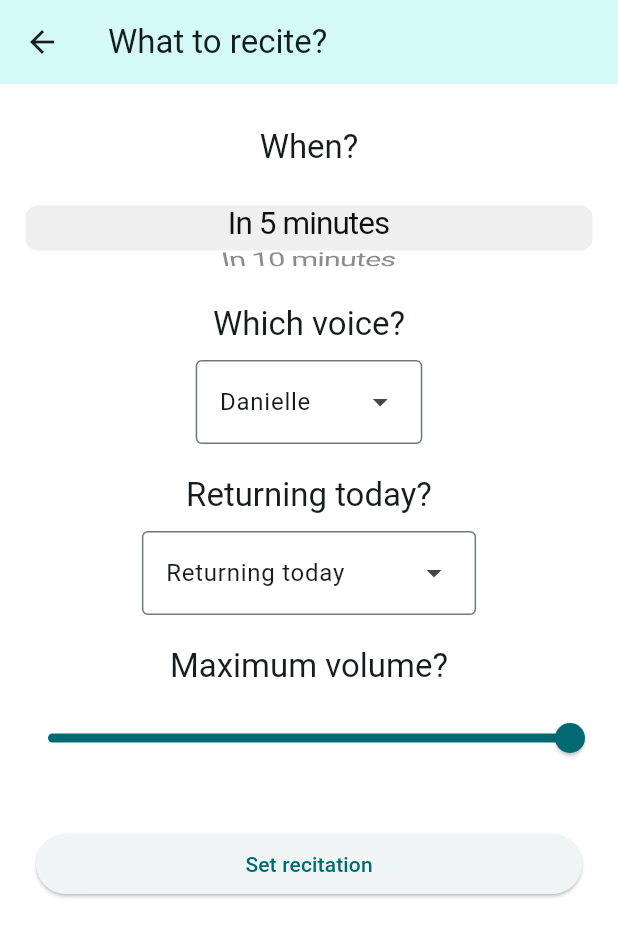
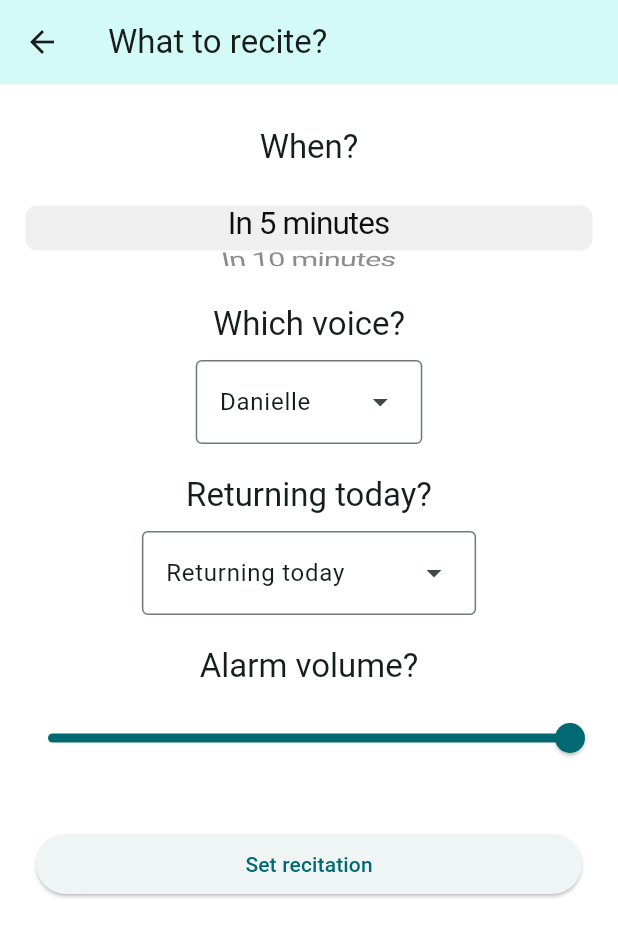
Before and after one commit to danielle-h/auto-tefilat-haderech, a Flutter app: the AlarmParametersPage screen opened directly, on a phone screen of 412 x 824 dp. Shown: the top 937 px of the screen. Run offline on Flutter 3.47's test engine with Material 3 defaults, Android fonts, the phone set to English and light mode, and no system bars; our stand-ins replace file_picker, just_audio, package_info_plus, permission_handler, settings_ui, shared_preferences; missing offline and left inert: alarm, uri_to_file; accounts and stored records are empty; generated files the repository leaves out were written again.

Commit message:
fix: changed maximum volume to volume

```diff
--- a/lib/l10n/app_en.arb
+++ b/lib/l10n/app_en.arb
@@ -39,7 +39,7 @@
       }
     },
   "which_voice": "Which voice",
-  "maximum_volume": "Maximum volume",
+  "maximum_volume": "Alarm volume",
   "set_prayer": "Set recitation",
   "legalese":"© Danielle Honigstein 2023",
     "all_licenses": "All licenses",
--- a/lib/l10n/app_he.arb
+++ b/lib/l10n/app_he.arb
@@ -40,7 +40,7 @@
     },
   "which_voice": "איזה קול",
   "returning_today": "חוזרים היום",
-  "maximum_volume": "ווליום מקסימלי",
+  "maximum_volume": "ווליום",
   "set_prayer": "לקבוע תפילה",
   "legalese":"© כל הזכויות שמורות לדניאל הוניגשטיין 2023",
   "all_licenses": "כל הרשיונות",
--- a/lib/pages/alarm_params_page.dart
+++ b/lib/pages/alarm_params_page.dart
@@ -173,7 +173,6 @@ class _AlarmParametersPageState extends State<AlarmParametersPage>
                     ],
                   ),
                 ),
-                //maximum volume?
                 AnimatedTile(
                   animation: animation,
                   slide: slide[3],
```
